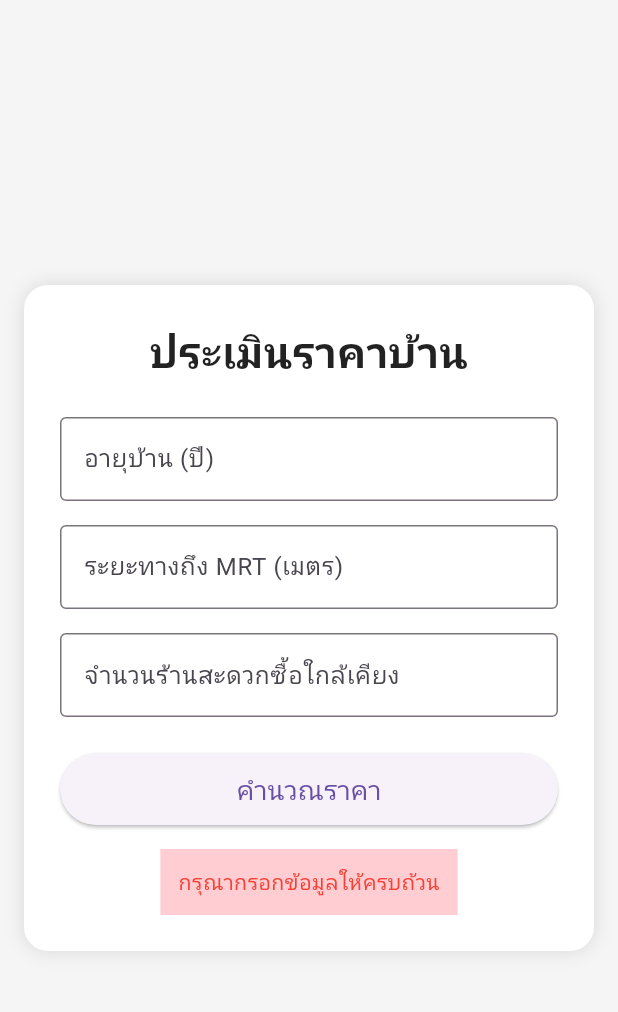
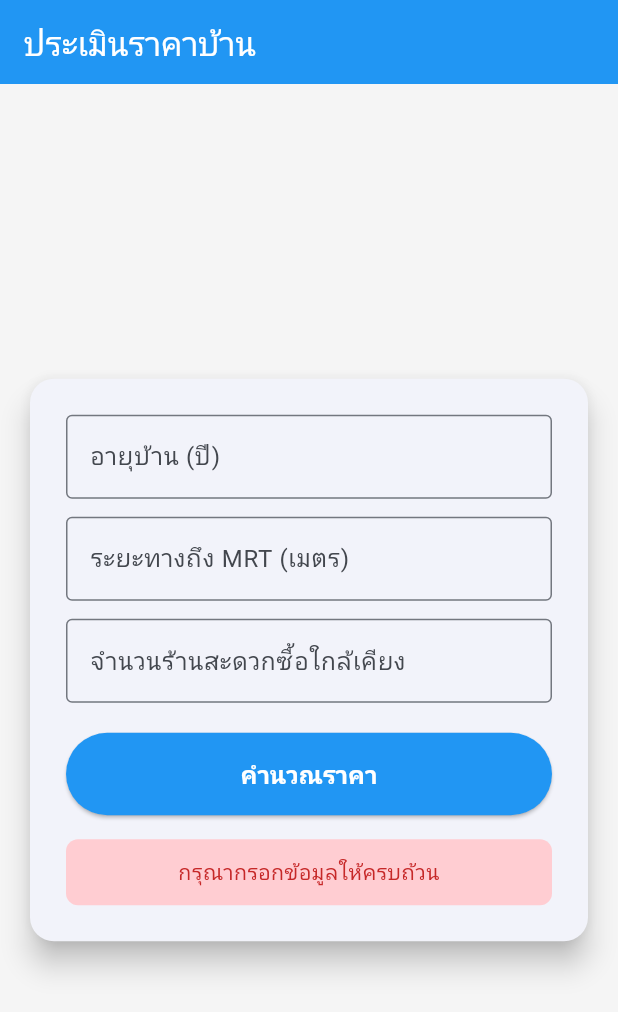
Before and after one commit to suchinphan/HOURSE_PRICE-main, a Flutter app: the screen it shows after launch, after a tap on "คำนวณราคา", on a phone screen of 412 x 824 dp. Shown: the top 1012 px of the screen. Run offline on Flutter 3.47's test engine with Material 3 defaults, Android fonts, the phone set to English and light mode, and no system bars.

Commit message:
Initial commit

```diff
--- a/frontend/mobile/lib/main.dart
+++ b/frontend/mobile/lib/main.dart
@@ -8,42 +8,59 @@ void main() {
 
 class MyApp extends StatelessWidget {
   const MyApp({super.key});
+
   @override
   Widget build(BuildContext context) {
-    return const MaterialApp(
-      home: Home(),
+    return MaterialApp(
       debugShowCheckedModeBanner: false,
+      title: 'ประเมินราคาบ้าน',
+      theme: ThemeData(
+        colorScheme: ColorScheme.fromSeed(seedColor: Colors.blue),
+        useMaterial3: true,
+      ),
+      home: const MyHomePage(title: 'ประเมินราคาบ้าน'),
     );
   }
 }
 
-class Home extends StatefulWidget {
-  const Home({super.key});
+class MyHomePage extends StatefulWidget {
+  const MyHomePage({super.key, required this.title});
+  final String title;
 
   @override
-  State<Home> createState() => _HomeState();
+  State<MyHomePage> createState() => _MyHomePageState();
 }
 
-class _HomeState extends State<Home> {
+class _MyHomePageState extends State<MyHomePage> {
+  // Controllers
   final TextEditingController ageController = TextEditingController();
   final TextEditingController distanceController = TextEditingController();
   final TextEditingController minimartController = TextEditingController();
 
   bool loading = false;
   String? error;
-  int? price;
+  double? price;
   String? currency;
 
   Future<void> calculatePrice() async {
-    final age = int.tryParse(ageController.text);
-    final distance = int.tryParse(distanceController.text);
-    final minimart = int.tryParse(minimartController.text);
+    final String ageText = ageController.text.trim();
+    final String distanceText = distanceController.text.trim();
+    final String minimartText = minimartController.text.trim();
+
+    if (ageText.isEmpty || distanceText.isEmpty || minimartText.isEmpty) {
+      setState(() {
+        error = "กรุณากรอกข้อมูลให้ครบถ้วน";
+      });
+      return;
+    }
+
+    final int? age = int.tryParse(ageText);
+    final int? distance = int.tryParse(distanceText);
+    final int? minimart = int.tryParse(minimartText);
 
     if (age == null || distance == null || minimart == null) {
       setState(() {
-        error = 'กรุณากรอกข้อมูลให้ครบถ้วน';
-        price = null;
-        currency = null;
+        error = "ข้อมูลต้องเป็นตัวเลขเท่านั้น";
       });
       return;
     }
@@ -57,29 +74,29 @@ class _HomeState extends State<Home> {
 
     try {
       final response = await http.post(
-        Uri.parse('http://127.0.0.1:8000/api/house'),
-        headers: {'Content-Type': 'application/json'},
+        Uri.parse("http://127.0.0.1:8000/api/house"),
+        headers: {"Content-Type": "application/json"},
         body: json.encode({
-          'age': age,
-          'distance': distance,
-          'minimart': minimart,
+          "age": age,
+          "distance": distance,
+          "minimart": minimart,
         }),
       );
 
       if (response.statusCode == 200) {
         final data = json.decode(response.body);
         setState(() {
-          price = data['price'];
-          currency = data['currency'];
+          price = (data["price"] as num).toDouble();
+          currency = data["currency"];
         });
       } else {
         setState(() {
-          error = 'เกิดข้อผิดพลาดจากเซิร์ฟเวอร์';
+          error = "ไม่สามารถเชื่อมต่อกับ API หรือเกิดข้อผิดพลาด";
         });
       }
     } catch (e) {
       setState(() {
-        error = 'ไม่สามารถเชื่อมต่อกับ API หรือเกิดข้อผิดพลาดในการดึงข้อมูล';
+        error = "ไม่สามารถเชื่อมต่อกับ API หรือเกิดข้อผิดพลาด";
       });
     } finally {
       setState(() {
@@ -89,114 +106,135 @@ class _HomeState extends State<Home> {
   }
 
   @override
+  void dispose() {
+    ageController.dispose();
+    distanceController.dispose();
+    minimartController.dispose();
+    super.dispose();
+  }
+
+  @override
   Widget build(BuildContext context) {
     return Scaffold(
       backgroundColor: Colors.grey[100],
+      appBar: AppBar(
+        title: Text(widget.title),
+        backgroundColor: Colors.blue,
+        foregroundColor: Colors.white,
+      ),
       body: Center(
         child: SingleChildScrollView(
           padding: const EdgeInsets.all(16),
-          child: Container(
+          child: Card(
+            elevation: 8,
+            shape: RoundedRectangleBorder(
+                borderRadius: BorderRadius.circular(16)),
+            child: Padding(
               padding: const EdgeInsets.all(24),
-            decoration: BoxDecoration(
-              color: Colors.white,
-              borderRadius: BorderRadius.circular(16),
-              boxShadow: const [
-                BoxShadow(color: Colors.black12, blurRadius: 10),
-              ],
-            ),
-            width: 400,
               child: Column(
-              mainAxisSize: MainAxisSize.min,
+                crossAxisAlignment: CrossAxisAlignment.stretch,
                 children: [
-                const Text(
-                  'ประเมินราคาบ้าน',
-                  style: TextStyle(fontSize: 28, fontWeight: FontWeight.bold, color: Colors.black87),
-                  textAlign: TextAlign.center,
-                ),
-                const SizedBox(height: 24),
-
+                  // Age input
                   TextField(
                     controller: ageController,
                     keyboardType: TextInputType.number,
                     decoration: const InputDecoration(
-                    labelText: 'อายุบ้าน (ปี)',
+                      labelText: "อายุบ้าน (ปี)",
                       border: OutlineInputBorder(),
-                    hintText: '0 - 120',
                     ),
                   ),
-                const SizedBox(height: 16),
+                  const SizedBox(height: 12),
 
+                  // Distance input
                   TextField(
                     controller: distanceController,
                     keyboardType: TextInputType.number,
                     decoration: const InputDecoration(
-                    labelText: 'ระยะทางถึง MRT (เมตร)',
+                      labelText: "ระยะทางถึง MRT (เมตร)",
                       border: OutlineInputBorder(),
-                    hintText: '0 - 10000',
                     ),
                   ),
-                const SizedBox(height: 16),
+                  const SizedBox(height: 12),
 
+                  // Minimart input
                   TextField(
                     controller: minimartController,
                     keyboardType: TextInputType.number,
                     decoration: const InputDecoration(
-                    labelText: 'จำนวนร้านสะดวกซื้อใกล้เคียง',
+                      labelText: "จำนวนร้านสะดวกซื้อใกล้เคียง",
                       border: OutlineInputBorder(),
-                    hintText: '0 - 20',
+                    ),
+                  ),
+                  const SizedBox(height: 20),
+
+                  // Calculate Button
+                  ElevatedButton(
+                    onPressed: loading ? null : calculatePrice,
+                    style: ElevatedButton.styleFrom(
+                      padding: const EdgeInsets.symmetric(vertical: 16),
+                      backgroundColor: Colors.blue,
+                      foregroundColor: Colors.white,
+                    ),
+                    child: loading
+                        ? const CircularProgressIndicator(color: Colors.white)
+                        : const Text(
+                            "คำนวณราคา",
+                            style: TextStyle(
+                                fontSize: 16, fontWeight: FontWeight.bold),
                           ),
                   ),
 
-                const SizedBox(height: 24),
-
-                SizedBox(
-                  width: double.infinity,
-                  height: 48,
-                  child: ElevatedButton(
-                    onPressed: loading ? null : calculatePrice,
-                    child: loading
-                        ? const CircularProgressIndicator(color: Colors.white)
-                        : const Text('คำนวณราคา', style: TextStyle(fontSize: 18)),
+                  // Error message
+                  if (error != null) ...[
+                    const SizedBox(height: 16),
+                    Container(
+                      padding: const EdgeInsets.all(12),
+                      decoration: BoxDecoration(
+                        color: Colors.red[100],
+                        borderRadius: BorderRadius.circular(8),
+                      ),
+                      child: Text(
+                        error!,
+                        style: TextStyle(color: Colors.red[800]),
+                        textAlign: TextAlign.center,
                       ),
                     ),
+                  ],
 
-                const SizedBox(height: 16),
-
-                if (error != null)
+                  // Result
+                  if (price != null) ...[
+                    const SizedBox(height: 20),
                     Container(
-                    padding: const EdgeInsets.all(12),
-                    color: Colors.red[100],
-                    child: Text(
-                      error!,
-                      style: const TextStyle(color: Colors.red),
-                    ),
-                  ),
-
-                if (price != null && currency != null)
-                  Container(
-                    margin: const EdgeInsets.only(top: 24),
-                    padding: const EdgeInsets.all(24),
+                      padding: const EdgeInsets.all(16),
                       decoration: BoxDecoration(
                         color: Colors.green[50],
                         borderRadius: BorderRadius.circular(8),
-                      border: Border(left: BorderSide(color: Colors.green[700]!, width: 5)),
-                      boxShadow: const [BoxShadow(color: Colors.black12, blurRadius: 4)],
+                        border: const Border(
+                          left: BorderSide(color: Colors.green, width: 4),
+                        ),
                       ),
                       child: Column(
                         children: [
                           const Text(
-                          'ราคาประเมินบ้าน',
-                          style: TextStyle(fontSize: 20, fontWeight: FontWeight.w600, color: Colors.green),
+                            "ราคาประเมินบ้าน",
+                            style: TextStyle(
+                                fontSize: 18, fontWeight: FontWeight.w600),
                           ),
                           const SizedBox(height: 8),
                           Text(
-                          '${price!.toString().replaceAllMapped(RegExp(r'\B(?=(\d{3})+(?!\d))'), (match) => ',')} $currency',
-                          style: const TextStyle(fontSize: 32, fontWeight: FontWeight.bold, color: Colors.green),
+                            "${price!.toStringAsFixed(0)} $currency",
+                            style: TextStyle(
+                              fontSize: 24,
+                              fontWeight: FontWeight.bold,
+                              color: Colors.green[800],
+                            ),
                           ),
                         ],
                       ),
                     ),
                   ],
+                ],
+              ),
             ),
           ),
         ),
--- a/frontend/mobile/pubspec.yaml
+++ b/frontend/mobile/pubspec.yaml
@@ -30,11 +30,10 @@ environment:
 dependencies:
   flutter:
     sdk: flutter
-
+  http:  ^0.13.4
   # The following adds the Cupertino Icons font to your application.
   # Use with the CupertinoIcons class for iOS style icons.
   cupertino_icons: ^1.0.8
-  http:  ^0.13.4
 
 dev_dependencies:
   flutter_test:
```
Also changed, not shown: 2 other files. Lines whose indentation alone changed are shown as unchanged.
